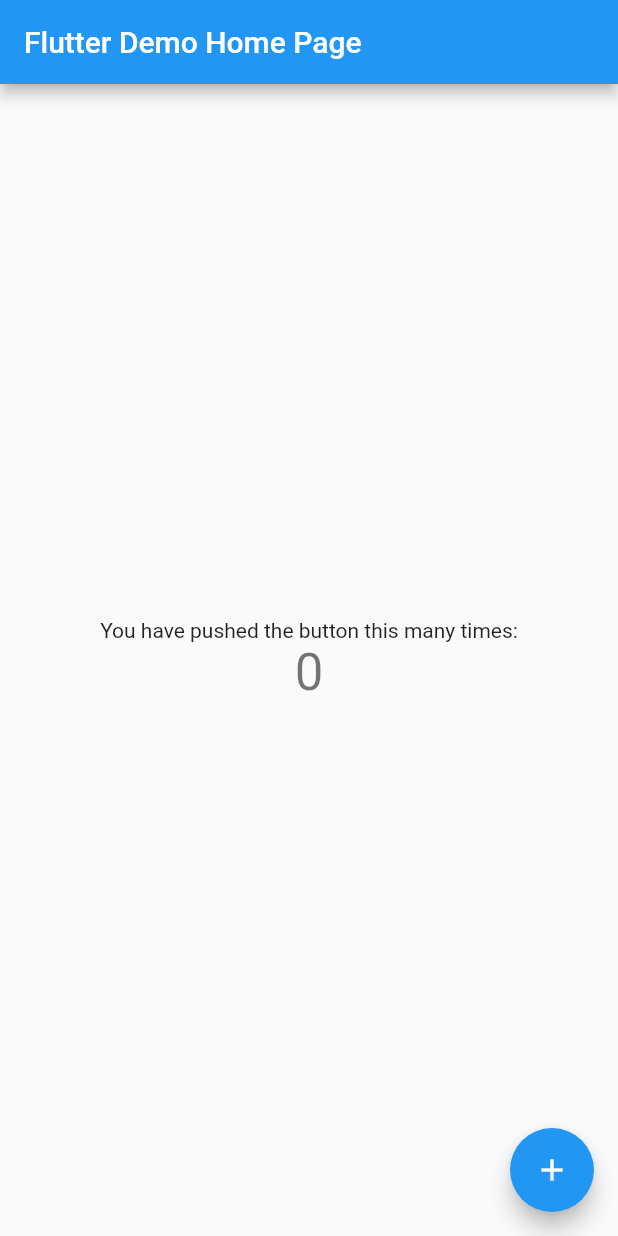
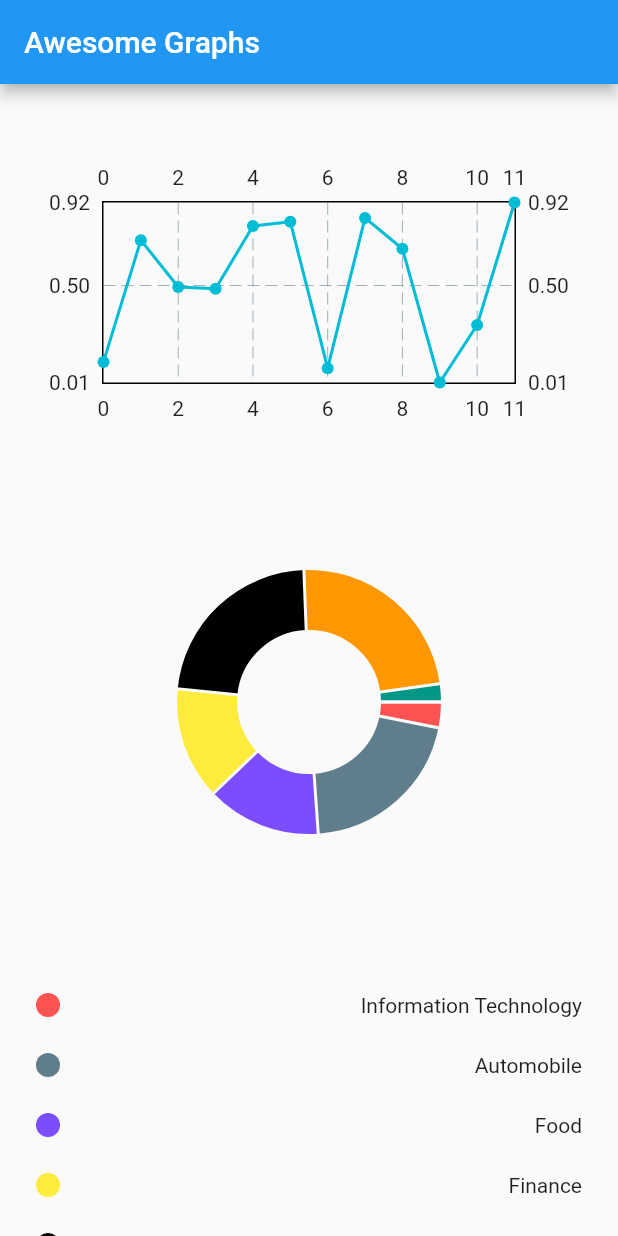
Before and after one commit to nzwgkim/charts, a Flutter app: the screen it shows after launch, on a phone screen of 412 x 824 dp. Run offline on Flutter 3.47's test engine with Material 2 defaults, Android fonts, the phone set to English and light mode, and no system bars; drawn by our look-alikes of fl_chart.

Commit message:
Awesome chart

```diff
--- /dev/null
+++ b/lib/data/price_point.dart
@@ -0,0 +1,22 @@
+import 'dart:math';
+import 'package:collection/collection.dart';
+
+class PricePoint {
+  final double x;
+  final double y;
+
+  PricePoint({required this.x, required this.y});
+}
+
+List<PricePoint> get pricePoints {
+  final Random random = Random();
+  final randomNumbers = <double>[];
+  for (var i = 0; i <= 11; i++) {
+    randomNumbers.add(random.nextDouble());
+  }
+
+  return randomNumbers
+      .mapIndexed(
+          (index, element) => PricePoint(x: index.toDouble(), y: element))
+      .toList();
+}
--- /dev/null
+++ b/lib/data/sector.dart
@@ -0,0 +1,54 @@
+import 'dart:math';
+
+import 'package:flutter/material.dart';
+
+class Sector {
+  final Color color;
+  final double value;
+  final String title;
+
+  Sector({required this.color, required this.value, required this.title});
+}
+
+
+List<double> get randomNumbers {
+  final Random random = Random();
+  final randomNumbers = <double>[];
+  for (var i = 1; i <= 7; i++) {
+    randomNumbers.add(random.nextDouble() * 100);
+  }
+
+  return randomNumbers;
+}
+
+List<Sector> get industrySectors {
+  return [
+    Sector(
+        color: Colors.redAccent,
+        value: randomNumbers[0],
+        title: 'Information Technology'),
+    Sector(
+        color: Colors.blueGrey,
+        value: randomNumbers[1],
+        title: 'Automobile'),
+    Sector(
+        color: Colors.deepPurpleAccent,
+        value: randomNumbers[2],
+        title: 'Food'),
+    Sector(
+        color: Colors.yellow,
+        value: randomNumbers[3],
+        title: 'Finance'),
+    Sector(
+        color: Colors.black,
+        value: randomNumbers[4],
+        title: 'Energy'),
+    Sector(
+        color: Colors.orange,
+        value: randomNumbers[5],
+        title: 'Agriculture'),
+    Sector(color: Colors.teal,
+        value: randomNumbers[6],
+        title: 'Pharma'),
+  ];
+}
--- /dev/null
+++ b/lib/line_chart_widget.dart
@@ -0,0 +1,30 @@
+import 'package:fl_chart/fl_chart.dart';
+import 'package:flutter/material.dart';
+
+import 'data/price_point.dart';
+
+class LineChartWidget extends StatelessWidget {
+  final List<PricePoint> points;
+
+  const LineChartWidget(this.points, {Key? key}) : super(key: key);
+
+  @override
+  Widget build(BuildContext context) {
+    return AspectRatio(
+      aspectRatio: 2,
+      child: LineChart(
+        LineChartData(
+          lineBarsData: [
+            LineChartBarData(
+              spots: points.map((point) => FlSpot(point.x, point.y)).toList(),
+              isCurved: false,
+              // dotData: FlDotData(
+              //   show: false,
+              // ),
+            ),
+          ],
+        ),
+      ),
+    );
+  }
+}
--- a/lib/main.dart
+++ b/lib/main.dart
@@ -1,45 +1,32 @@
 import 'package:flutter/material.dart';
+
+import 'bar_chart_widget.dart';
+import 'data/price_point.dart';
+import 'data/sector.dart';
+import 'line_chart_widget.dart';
+import 'pie_chart_widget.dart';
 
 void main() {
   runApp(const MyApp());
 }
 
 class MyApp extends StatelessWidget {
-  const MyApp({super.key});
+  const MyApp({Key? key}) : super(key: key);
 
-  // This widget is the root of your application.
   @override
   Widget build(BuildContext context) {
     return MaterialApp(
-      title: 'Flutter Demo',
+      title: 'Flutter Chart',
       theme: ThemeData(
-        // This is the theme of your application.
-        //
-        // Try running your application with "flutter run". You'll see the
-        // application has a blue toolbar. Then, without quitting the app, try
-        // changing the primarySwatch below to Colors.green and then invoke
-        // "hot reload" (press "r" in the console where you ran "flutter run",
-        // or simply save your changes to "hot reload" in a Flutter IDE).
-        // Notice that the counter didn't reset back to zero; the application
-        // is not restarted.
         primarySwatch: Colors.blue,
       ),
-      home: const MyHomePage(title: 'Flutter Demo Home Page'),
+      home: const MyHomePage(title: 'Awesome Graphs'),
     );
   }
 }
 
 class MyHomePage extends StatefulWidget {
-  const MyHomePage({super.key, required this.title});
-
-  // This widget is the home page of your application. It is stateful, meaning
-  // that it has a State object (defined below) that contains fields that affect
-  // how it looks.
-
-  // This class is the configuration for the state. It holds the values (in this
-  // case the title) provided by the parent (in this case the App widget) and
-  // used by the build method of the State. Fields in a Widget subclass are
-  // always marked "final".
+  const MyHomePage({Key? key, required this.title}) : super(key: key);
 
   final String title;
 
@@ -48,68 +35,52 @@ class MyHomePage extends StatefulWidget {
 }
 
 class _MyHomePageState extends State<MyHomePage> {
-  int _counter = 0;
+  @override
+  Widget build(BuildContext context) {
+    return Scaffold(
+      appBar: AppBar(
+        title: Text(widget.title),
+      ),
+      body: SingleChildScrollView(
+        child: Padding(
+          padding: const EdgeInsets.symmetric(horizontal: 24.0, vertical: 48.0),
+          child: Column(
+            mainAxisAlignment: MainAxisAlignment.center,
+            children: <Widget>[
+              LineChartWidget(pricePoints),
+              PieChartWidget(industrySectors),
+              Column(
+                children: industrySectors
+                    .map<Widget>((sector) => SectorRow(sector))
+                    .toList(),
+              ),
+              const Padding(padding: EdgeInsets.all(60)),
+              BarChartWidget(points: pricePoints),
+            ],
+          ),
+        ),
+      ),
+    );
+  }
+}
 
-  void _incrementCounter() {
-    setState(() {
-      // This call to setState tells the Flutter framework that something has
-      // changed in this State, which causes it to rerun the build method below
-      // so that the display can reflect the updated values. If we changed
-      // _counter without calling setState(), then the build method would not be
-      // called again, and so nothing would appear to happen.
-      _counter++;
-    });
-  }
+class SectorRow extends StatelessWidget {
+  const SectorRow(this.sector, {Key? key}) : super(key: key);
+  final Sector sector;
 
   @override
   Widget build(BuildContext context) {
-    // This method is rerun every time setState is called, for instance as done
-    // by the _incrementCounter method above.
-    //
-    // The Flutter framework has been optimized to make rerunning build methods
-    // fast, so that you can just rebuild anything that needs updating rather
-    // than having to individually change instances of widgets.
-    return Scaffold(
-      appBar: AppBar(
-        // Here we take the value from the MyHomePage object that was created by
-        // the App.build method, and use it to set our appbar title.
-        title: Text(widget.title),
-      ),
-      body: Center(
-        // Center is a layout widget. It takes a single child and positions it
-        // in the middle of the parent.
-        child: Column(
-          // Column is also a layout widget. It takes a list of children and
-          // arranges them vertically. By default, it sizes itself to fit its
-          // children horizontally, and tries to be as tall as its parent.
-          //
-          // Invoke "debug painting" (press "p" in the console, choose the
-          // "Toggle Debug Paint" action from the Flutter Inspector in Android
-          // Studio, or the "Toggle Debug Paint" command in Visual Studio Code)
-          // to see the wireframe for each widget.
-          //
-          // Column has various properties to control how it sizes itself and
-          // how it positions its children. Here we use mainAxisAlignment to
-          // center the children vertically; the main axis here is the vertical
-          // axis because Columns are vertical (the cross axis would be
-          // horizontal).
-          mainAxisAlignment: MainAxisAlignment.center,
-          children: <Widget>[
-            const Text(
-              'You have pushed the button this many times:',
-            ),
-            Text(
-              '$_counter',
-              style: Theme.of(context).textTheme.headlineMedium,
-            ),
-          ],
+    return Row(
+      children: [
+        SizedBox(
+          width: 16,
+          child: CircleAvatar(
+            backgroundColor: sector.color,
+          ),
         ),
-      ),
-      floatingActionButton: FloatingActionButton(
-        onPressed: _incrementCounter,
-        tooltip: 'Increment',
-        child: const Icon(Icons.add),
-      ), // This trailing comma makes auto-formatting nicer for build methods.
+        const Spacer(),
+        Text(sector.title),
+      ],
     );
   }
 }
--- /dev/null
+++ b/lib/pie_chart_widget.dart
@@ -0,0 +1,35 @@
+import 'package:fl_chart/fl_chart.dart';
+import 'package:flutter/material.dart';
+
+import 'data/sector.dart';
+
+class PieChartWidget extends StatelessWidget {
+  final List<Sector> sectors;
+
+  const PieChartWidget(this.sectors, {Key? key}) : super(key: key);
+
+  @override
+  Widget build(BuildContext context) {
+    return AspectRatio(
+        aspectRatio: 1.0,
+        child: PieChart(PieChartData(
+          sections: _chartSections(sectors),
+          centerSpaceRadius: 48.0,
+        )));
+  }
+
+  List<PieChartSectionData> _chartSections(List<Sector> sectors) {
+    final List<PieChartSectionData> list = [];
+    for (var sector in sectors) {
+      const double radius = 40.0;
+      final data = PieChartSectionData(
+        color: sector.color,
+        value: sector.value,
+        radius: radius,
+        title: '',
+      );
+      list.add(data);
+    }
+    return list;
+  }
+}
--- a/pubspec.yaml
+++ b/pubspec.yaml
@@ -35,6 +35,7 @@ dependencies:
   # The following adds the Cupertino Icons font to your application.
   # Use with the CupertinoIcons class for iOS style icons.
   cupertino_icons: ^1.0.2
+  fl_chart: ^0.61.0
 
 dev_dependencies:
   flutter_test:
```
Also changed, not shown: lib/bar_chart_widget.dart (added, +76 -0 lines), pubspec.lock.
